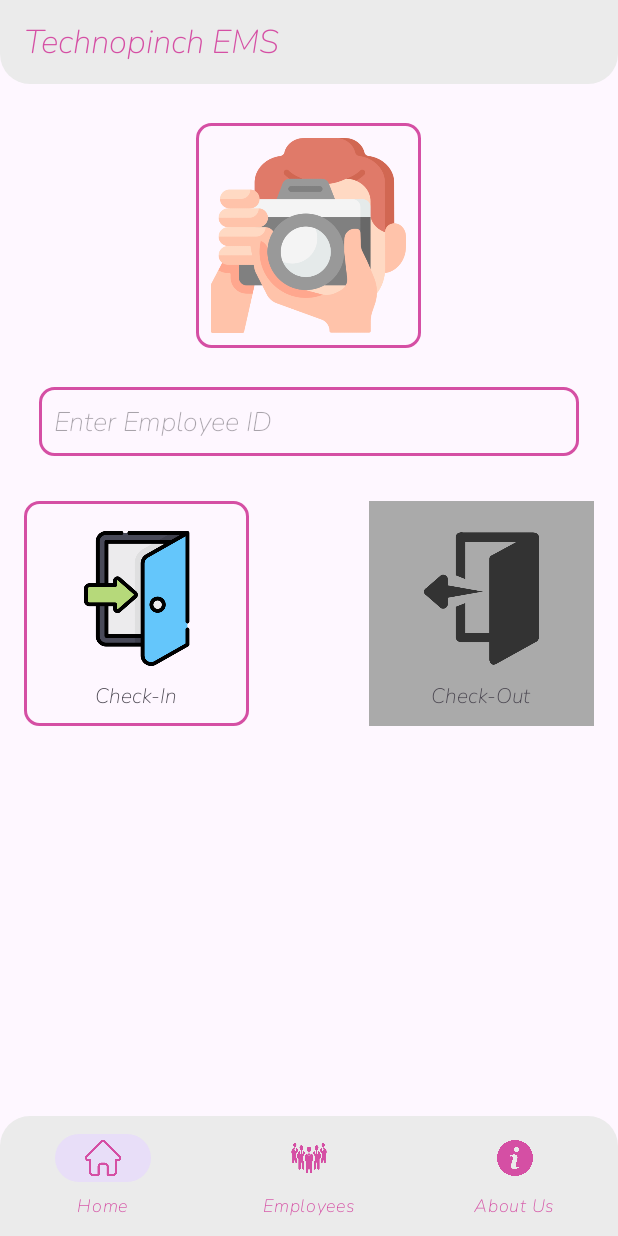
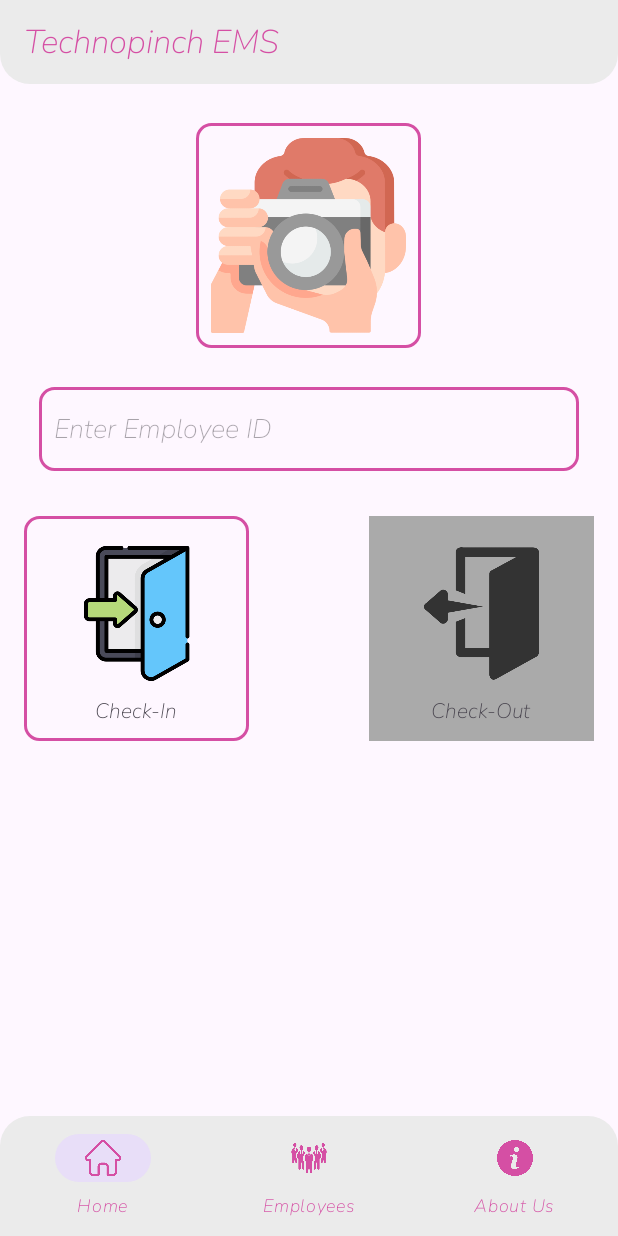
Before and after one commit to Dhruva1722/Employee-Management-System, an Android app: the screen it shows after launch (MainActivity), on a phone screen of 412 x 824 dp. Run offline under Robolectric (Android 15) with nearby library versions, the phone set to English and light mode, and no system bars.

Commit message:
Update the warnings

```diff
--- a/app/src/main/java/com/example/etms/Adapter/AttendanceAdapter.java
+++ b/app/src/main/java/com/example/etms/Adapter/AttendanceAdapter.java
@@ -1,5 +1,6 @@
 package com.example.etms.Adapter;
 
+import android.annotation.SuppressLint;
 import android.view.LayoutInflater;
 import android.view.View;
 import android.view.ViewGroup;
@@ -29,6 +30,7 @@ public class AttendanceAdapter extends RecyclerView.Adapter<AttendanceAdapter.At
         return new AttendanceViewHolder(view);
     }
 
+    @SuppressLint("SetTextI18n")
     @Override
     public void onBindViewHolder(@NonNull AttendanceViewHolder holder, int position) {
         AttendanceRecord record = records.get(position);
--- a/app/src/main/java/com/example/etms/Fragments/EmployeeFragment.java
+++ b/app/src/main/java/com/example/etms/Fragments/EmployeeFragment.java
@@ -25,7 +25,6 @@ import java.util.List;
 public class EmployeeFragment extends Fragment {
 
     private RecyclerView recyclerView;
-    private AttendanceAdapter adapter;
     private AttendanceDatabaseHelper dbHelper;
 
     @Override
@@ -66,7 +65,7 @@ public class EmployeeFragment extends Fragment {
             cursor.close();
         }
 
-        adapter = new AttendanceAdapter(records);
+        AttendanceAdapter adapter = new AttendanceAdapter(records);
         recyclerView.setAdapter(adapter);
     }
 }
--- a/app/src/main/java/com/example/etms/Fragments/HomeFragment.java
+++ b/app/src/main/java/com/example/etms/Fragments/HomeFragment.java
@@ -2,6 +2,7 @@ package com.example.etms.Fragments;
 
 import static android.app.Activity.RESULT_OK;
 
+import android.annotation.SuppressLint;
 import android.content.Context;
 import android.content.Intent;
 import android.content.SharedPreferences;
@@ -19,7 +20,6 @@ import android.provider.MediaStore;
 import android.view.LayoutInflater;
 import android.view.View;
 import android.view.ViewGroup;
-import android.widget.Button;
 import android.widget.EditText;
 import android.widget.ImageView;
 import android.widget.LinearLayout;
@@ -115,6 +115,7 @@ public class HomeFragment extends Fragment {
     }
 
     // request for capture image
+    @SuppressLint("QueryPermissionsNeeded")
     private void dispatchTakePictureIntent() {
         Intent takePictureIntent = new Intent(MediaStore.ACTION_IMAGE_CAPTURE);
         if (takePictureIntent.resolveActivity(requireActivity().getPackageManager()) != null) {
@@ -304,15 +305,13 @@ public class HomeFragment extends Fragment {
         }
         fusedLocationClient.getLastLocation().addOnSuccessListener(location -> {
             if (location != null) {
-                double latitude = location.getLatitude();
-                double longitude = location.getLongitude();
+//                double latitude = location.getLatitude();
+//                double longitude = location.getLongitude();
 //                Toast.makeText(getContext(), "Location fetched: Lat " + latitude + ", Lon " + longitude, Toast.LENGTH_SHORT).show();
             } else {
                 Toast.makeText(getContext(), "Unable to fetch location. Try again.", Toast.LENGTH_SHORT).show();
             }
-        }).addOnFailureListener(e -> {
-            Toast.makeText(getContext(), "Error fetching location: " + e.getMessage(), Toast.LENGTH_SHORT).show();
-        });
+        }).addOnFailureListener(e -> Toast.makeText(getContext(), "Error fetching location: " + e.getMessage(), Toast.LENGTH_SHORT).show());
     }
 
 }
--- a/app/src/main/res/layout/fragment_home.xml
+++ b/app/src/main/res/layout/fragment_home.xml
@@ -23,8 +23,9 @@
     <EditText
         android:id="@+id/employeeIdEditText"
         android:layout_width="match_parent"
-        android:layout_height="wrap_content"
-        android:hint="Enter Employee ID"
+        android:layout_height="56dp"
+        android:minHeight="0dp"
+        android:hint="@string/enter_employee_id"
         android:inputType="text"
         android:layout_margin="10dp"
         android:padding="10dp"
@@ -53,7 +54,7 @@
         <TextView
             android:layout_width="wrap_content"
             android:layout_height="wrap_content"
-            android:text="Check-In"
+            android:text="@string/check_in"
             android:layout_gravity="center"/>
 
     </LinearLayout>
@@ -81,7 +82,7 @@
         <TextView
             android:layout_width="wrap_content"
             android:layout_height="wrap_content"
-            android:text="Check-Out"
+            android:text="@string/check_out_button"
             android:layout_gravity="center"/>
 
     </LinearLayout>
--- a/app/src/main/res/values/strings.xml
+++ b/app/src/main/res/values/strings.xml
@@ -3,4 +3,12 @@
     <string name="toolbar_name">Technopinch EMS</string>
     <!-- TODO: Remove or change this placeholder text -->
     <string name="hello_blank_fragment">Hello blank fragment</string>
+    <string name="check_in_9_00_am">Check-in: 9:00 AM</string>
+    <string name="check_out">Check-out: --</string>
+    <string name="id">Id:</string>
+    <string name="location_23_03_72_58">Location: 23.03, 72.58</string>
+    <string name="location">Location: 23.03, 72.58</string>
+    <string name="enter_employee_id">Enter Employee ID</string>
+    <string name="check_in">Check-In</string>
+    <string name="check_out_button">Check-Out</string>
 </resources>
```
Also changed, not shown: app/src/main/java/com/example/etms/Database/AttendanceDatabaseHelper.java (+4 -4 lines), app/src/main/res/layout/attendance_item.xml (+6 -69 lines).
